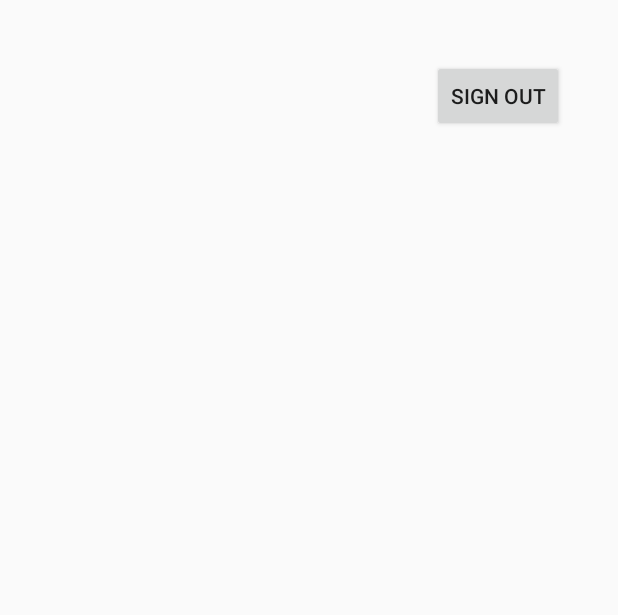
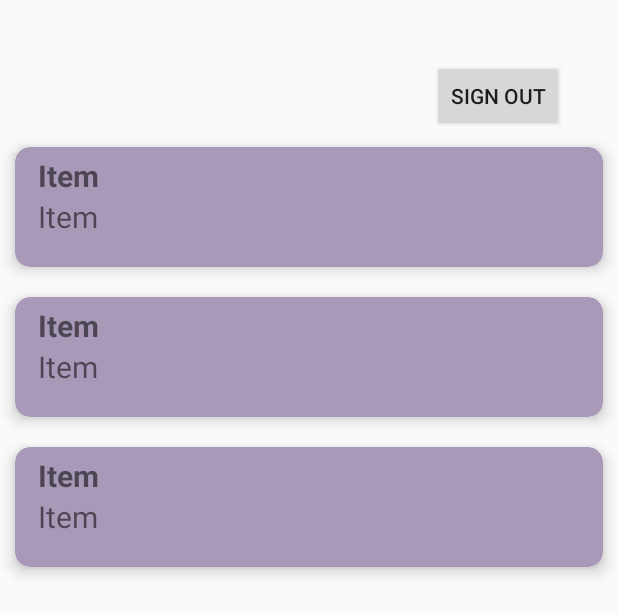
Before and after one commit to Shivansh771/Scoreboard, an Android app: the layout fragment_tests.xml on its own in the app's theme, with its tools: preview values and no code run, on a phone screen of 412 x 824 dp. Shown: the top 615 px of the screen. Run offline under Robolectric (Android 15) with nearby library versions, the phone set to English and light mode, and no system bars.

Commit message:
start of test fragment

```diff
--- a/app/build.gradle
+++ b/app/build.gradle
@@ -49,6 +49,10 @@ dependencies {
     implementation 'com.github.st235:expandablebottombar:1.5.1'
     implementation 'androidx.annotation:annotation:1.6.0'
     implementation 'com.google.firebase:firebase-auth-ktx:21.0.2'
+    implementation 'com.google.firebase:firebase-firestore:24.9.1'
+    implementation(platform("com.google.firebase:firebase-bom:32.5.0"))
+    implementation 'androidx.cardview:cardview:1.0.0'
+
     testImplementation 'junit:junit:4.13.2'
     androidTestImplementation 'androidx.test.ext:junit:1.1.5'
     androidTestImplementation 'androidx.test.espresso:espresso-core:3.5.1'
--- /dev/null
+++ b/app/src/main/java/pro/shivansh/scoreboard/data/testData.kt
@@ -0,0 +1,3 @@
+package pro.shivansh.scoreboard.data
+
+data class testData(val testName:String,val testDate:String)
--- /dev/null
+++ b/app/src/main/res/layout/card_test.xml
@@ -0,0 +1,42 @@
+<?xml version="1.0" encoding="utf-8"?>
+
+<androidx.cardview.widget.CardView
+    xmlns:android="http://schemas.android.com/apk/res/android"
+    xmlns:app="http://schemas.android.com/apk/res-auto"
+    android:layout_width="match_parent"
+    android:textAlignment="center"
+    android:layout_height="80dp"
+    android:layout_margin="10dp"
+    app:cardCornerRadius="10dp"
+    android:backgroundTint="#a799b7"
+    app:cardElevation="6dp">
+
+    <LinearLayout
+        android:layout_width="match_parent"
+        android:layout_height="wrap_content"
+        android:orientation="vertical"
+        android:padding="5dp">
+
+        <TextView
+            android:id="@+id/textView1"
+            android:layout_width="wrap_content"
+            android:layout_height="wrap_content"
+            android:layout_marginStart="10dp"
+            android:layout_marginLeft="15dp"
+            android:text="Item"
+            android:textSize="20sp"
+            android:textStyle="bold" />
+
+        <TextView
+            android:id="@+id/textView2"
+            android:layout_width="wrap_content"
+            android:layout_height="wrap_content"
+            android:layout_marginStart="10dp"
+            android:layout_marginLeft="15dp"
+            android:text="Item"
+            android:textSize="20sp"
+             />
+
+    </LinearLayout>
+
+</androidx.cardview.widget.CardView>
--- a/app/src/main/res/layout/fragment_tests.xml
+++ b/app/src/main/res/layout/fragment_tests.xml
@@ -6,20 +6,15 @@
     android:layout_height="match_parent"
     tools:context=".ui.Tests.TestFragment">
 
-    <TextView
-        android:id="@+id/text_home"
+    <androidx.recyclerview.widget.RecyclerView
         android:layout_width="match_parent"
         android:layout_height="wrap_content"
-        android:layout_marginStart="8dp"
-        android:layout_marginTop="8dp"
-        android:layout_marginEnd="8dp"
-        android:textAlignment="center"
-        android:textSize="20sp"
-        app:layout_constraintBottom_toBottomOf="parent"
+        android:id="@+id/rvTest"
+        app:layout_constraintTop_toBottomOf="@id/button"
         app:layout_constraintEnd_toEndOf="parent"
         app:layout_constraintStart_toStartOf="parent"
-        app:layout_constraintTop_toTopOf="parent" />
-
+        tools:listitem="@layout/card_test"
+        />
     <Button
         android:id="@+id/button"
         android:layout_width="wrap_content"
```
Also changed, not shown: app/src/main/java/pro/shivansh/scoreboard/adapter/testAdapter.kt (added, +47 -0 lines), app/src/main/java/pro/shivansh/scoreboard/ui/Tests/TestFragment.kt (+10 -5 lines), app/src/main/java/pro/shivansh/scoreboard/ui/Tests/TestViewModel.kt (+0 -4 lines), app/src/main/res/drawable/card_test.xml (added, +38 -0 lines).
